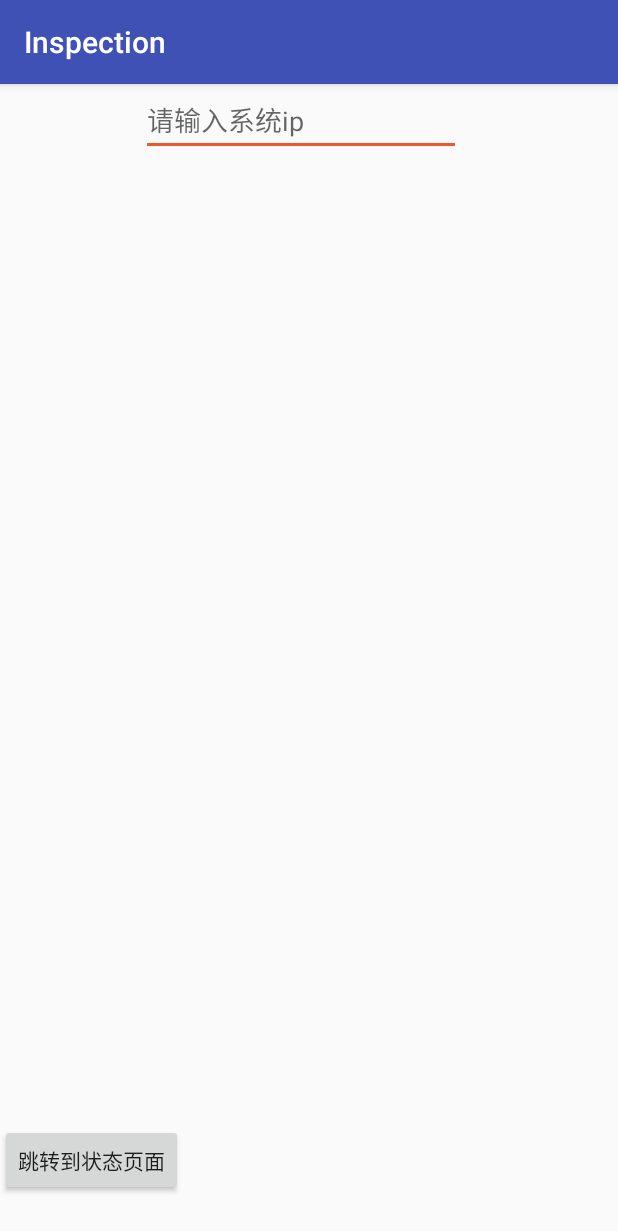
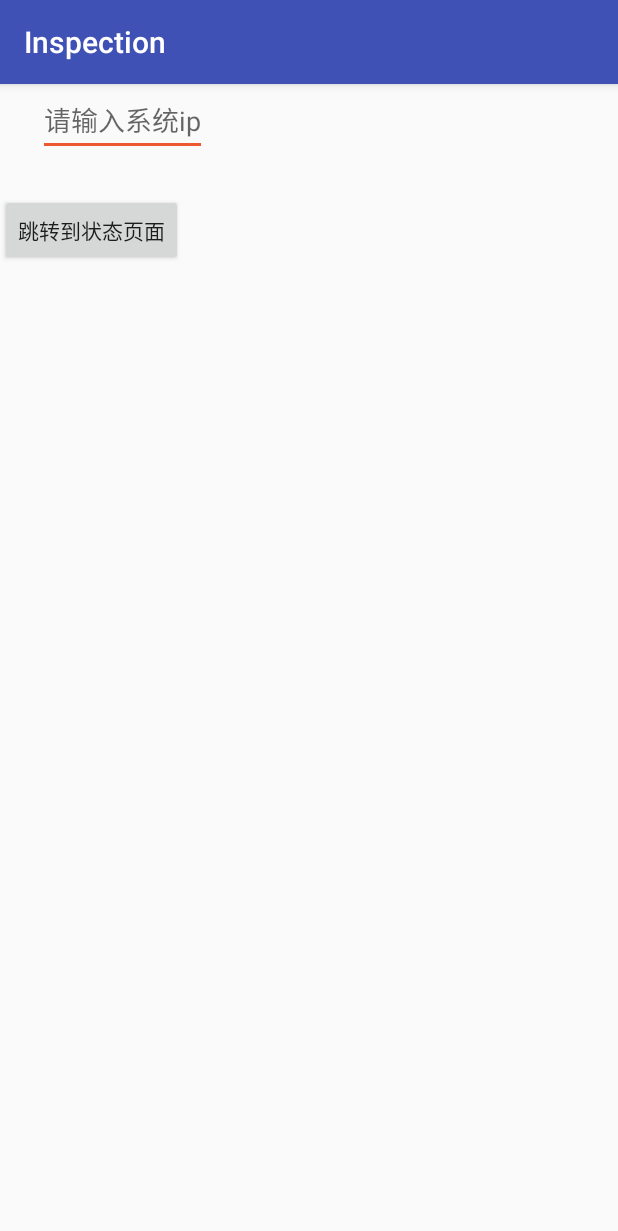
Before and after one commit to whfish/Inspection, an Android app: the screen it shows after launch (MainActivity), on a phone screen of 412 x 824 dp. Shown: the top 1231 px of the screen. Run offline under Robolectric (Android 15) with nearby library versions, the phone set to English and light mode, and no system bars.

Commit message:
备注修改

```diff
--- a/Inspection/app/src/main/java/com/demo/inspection/SystemListActivity.java
+++ b/Inspection/app/src/main/java/com/demo/inspection/SystemListActivity.java
@@ -77,7 +77,7 @@ public class SystemListActivity extends Activity {
 
         String[] from = {"id", "input", "output", "weight", "AE", "imageId"};  //决定提取哪些值来生成列表项
         int[] to = {R.id.textViewInput2, R.id.textViewInput,
-                R.id.textViewOutput, R.id.textViewWeight, R.id.textViewAmountExercise, R.id.imageView2}; //决定填充哪些组建
+                R.id.textViewOutput, R.id.textViewWeight, R.id.textViewAmountExercise, R.id.imageView2}; //决定填充哪些组件
         SimpleAdapter adapter = new SimpleAdapter(this, mapList, R.layout.item_list, from, to);
         listView.setAdapter(adapter);
 
--- a/Inspection/app/src/main/res/layout/activity_main.xml
+++ b/Inspection/app/src/main/res/layout/activity_main.xml
@@ -1,33 +1,33 @@
 <?xml version="1.0" encoding="utf-8"?>
-<androidx.constraintlayout.widget.ConstraintLayout xmlns:android="http://schemas.android.com/apk/res/android"
+<!--<LinearLayout xmlns:android="http://schemas.android.com/apk/res/android"-->
+    <!--android:orientation="vertical" android:layout_width="match_parent"-->
+    <!--android:layout_height="match_parent">-->
+
+<LinearLayout xmlns:android="http://schemas.android.com/apk/res/android"
     xmlns:app="http://schemas.android.com/apk/res-auto"
     xmlns:tools="http://schemas.android.com/tools"
     android:layout_width="match_parent"
     android:layout_height="match_parent"
+    android:orientation="vertical"
     tools:context=".ui.MainActivity">
 
-    <LinearLayout
-        android:layout_width="match_parent"
-        android:layout_height="match_parent"
-        android:orientation="vertical">
 
         <EditText
             android:id="@+id/editText"
             android:layout_width="wrap_content"
             android:layout_height="wrap_content"
-            android:layout_marginStart="94dp"
-            android:layout_marginBottom="645dp"
-            android:ems="10"
+            android:layout_marginStart="25dp"
+            android:layout_marginBottom="25dp"
 
-            android:hint="请输入系统ip"
-            tools:ignore="MissingConstraints" />
+
+            android:hint="请输入系统ip" />
 
         <Button
             android:id="@+id/buttonToStatus"
             android:layout_width="wrap_content"
             android:layout_height="wrap_content"
             android:text="跳转到状态页面" />
-    </LinearLayout>
 
 
-</androidx.constraintlayout.widget.ConstraintLayout>
+
+</LinearLayout>
--- a/Inspection/build.gradle
+++ b/Inspection/build.gradle
@@ -8,7 +8,7 @@ buildscript {
 
     }
     dependencies {
-        classpath 'com.android.tools.build:gradle:3.5.1'
+        classpath 'com.android.tools.build:gradle:3.4.2'
 
         // NOTE: Do not place your application dependencies here; they belong
         // in the individual module build.gradle files
```
Also changed, not shown: Inspection/app/src/main/res/layout/activity_as.xml (+10 -10 lines).
